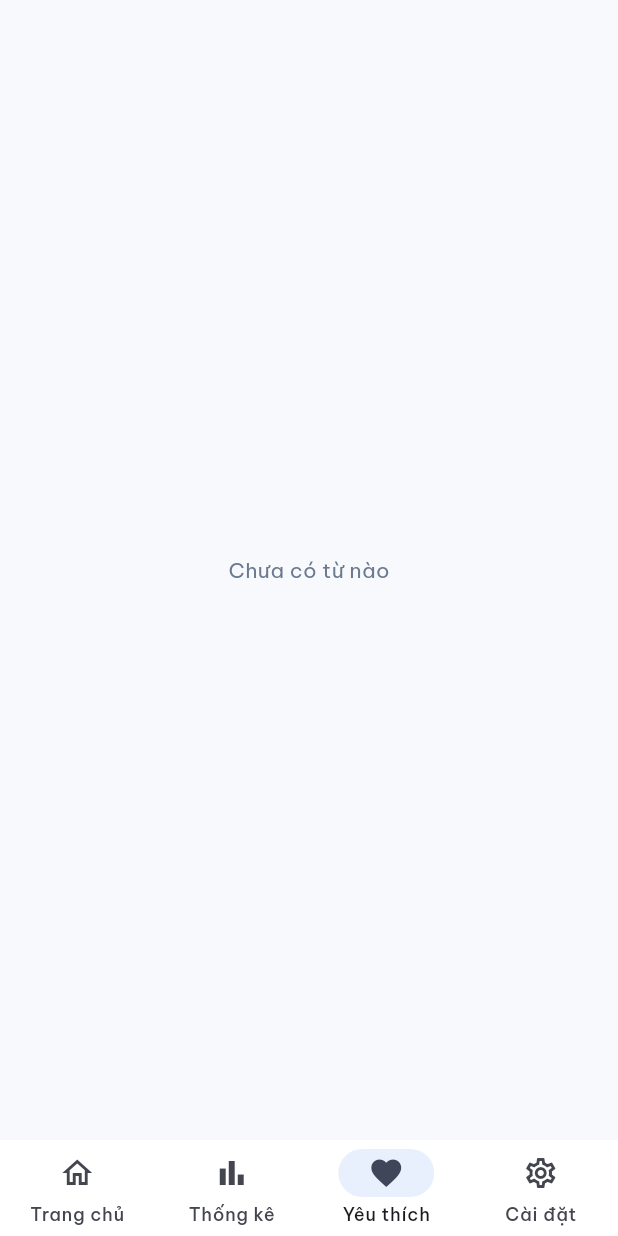
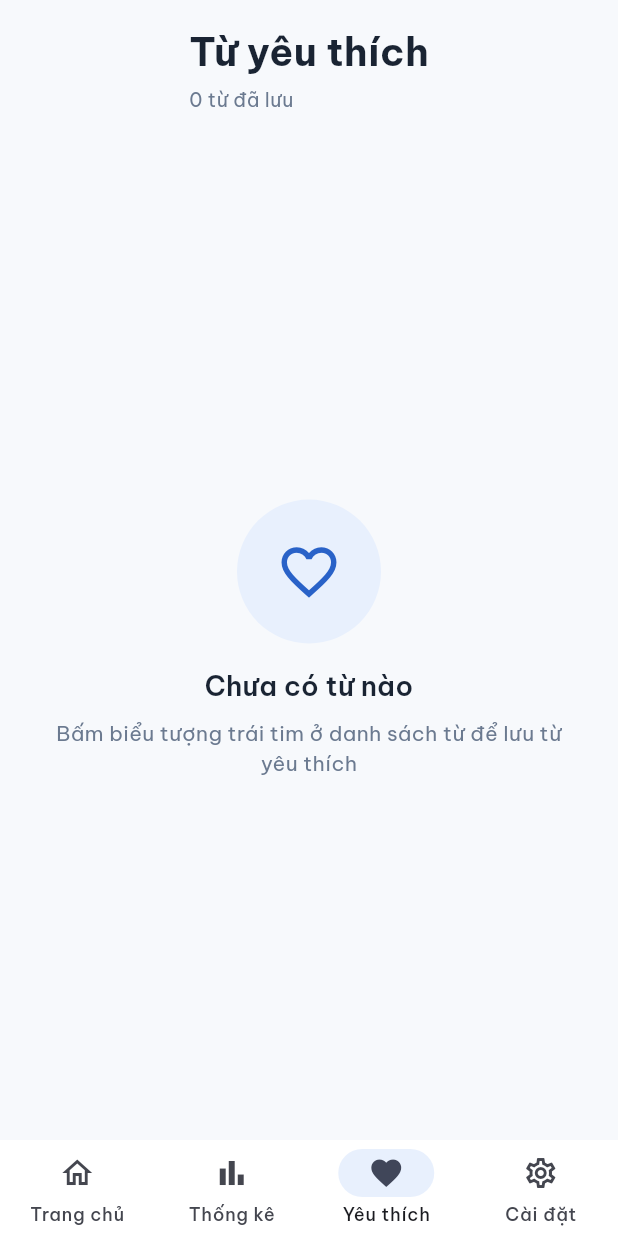
Before and after one commit to NguyenTrungHieu-23013003/2026_2027_1_1_LTTBDD_N01_Nhom_10, a Flutter app: the screen it shows after launch, item 3 of the bottom bar chosen, on a phone screen of 412 x 824 dp. Run offline on Flutter 3.47's test engine with Material 3 defaults, Android fonts, the phone set to English and light mode, and no system bars; our stand-ins replace fl_chart, flutter_svg.

Commit message:
hoàn thiện màn yêu thích với vuốt để bỏ và trạng thái trống

```diff
--- a/lib/l10n/app_localizations.dart
+++ b/lib/l10n/app_localizations.dart
@@ -572,6 +572,30 @@ abstract class AppLocalizations {
   /// **'Thành viên'**
   String get membersTitle;
 
+  /// No description provided for @favoritesCount.
+  ///
+  /// In vi, this message translates to:
+  /// **'{count} từ đã lưu'**
+  String favoritesCount(int count);
+
+  /// No description provided for @favoritesEmptyHint.
+  ///
+  /// In vi, this message translates to:
+  /// **'Bấm biểu tượng trái tim ở danh sách từ để lưu từ yêu thích'**
+  String get favoritesEmptyHint;
+
+  /// No description provided for @favoritesRemoved.
+  ///
+  /// In vi, this message translates to:
+  /// **'Đã bỏ “{word}” khỏi yêu thích'**
+  String favoritesRemoved(String word);
+
+  /// No description provided for @undo.
+  ///
+  /// In vi, this message translates to:
+  /// **'Hoàn tác'**
+  String get undo;
+
   /// No description provided for @wordSetsTitle.
   ///
   /// In vi, this message translates to:
--- a/lib/l10n/app_localizations_vi.dart
+++ b/lib/l10n/app_localizations_vi.dart
@@ -261,6 +261,23 @@ class AppLocalizationsVi extends AppLocalizations {
   String get membersTitle => 'Thành viên';
 
   @override
+  String favoritesCount(int count) {
+    return '$count từ đã lưu';
+  }
+
+  @override
+  String get favoritesEmptyHint =>
+      'Bấm biểu tượng trái tim ở danh sách từ để lưu từ yêu thích';
+
+  @override
+  String favoritesRemoved(String word) {
+    return 'Đã bỏ “$word” khỏi yêu thích';
+  }
+
+  @override
+  String get undo => 'Hoàn tác';
+
+  @override
   String get wordSetsTitle => 'Bộ từ vựng';
 
   @override
--- a/lib/l10n/app_vi.arb
+++ b/lib/l10n/app_vi.arb
@@ -118,6 +118,20 @@
   "githubLabel": "GitHub",
   "githubOpenFailed": "Không mở được liên kết",
   "membersTitle": "Thành viên",
+  "favoritesCount": "{count} từ đã lưu",
+  "@favoritesCount": {
+    "placeholders": {
+      "count": {"type": "int"}
+    }
+  },
+  "favoritesEmptyHint": "Bấm biểu tượng trái tim ở danh sách từ để lưu từ yêu thích",
+  "favoritesRemoved": "Đã bỏ “{word}” khỏi yêu thích",
+  "@favoritesRemoved": {
+    "placeholders": {
+      "word": {"type": "String"}
+    }
+  },
+  "undo": "Hoàn tác",
   "wordSetsTitle": "Bộ từ vựng",
   "setsCount": "{count} bộ từ",
   "@setsCount": {
--- a/lib/screens/favorites_screen.dart
+++ b/lib/screens/favorites_screen.dart
@@ -4,10 +4,33 @@ import 'package:provider/provider.dart';
 import '../core/constants/app_spacing.dart';
 import '../core/theme/app_colors.dart';
 import '../l10n/app_localizations.dart';
+import '../models/word.dart';
 import '../providers/app_state.dart';
+import '../widgets/empty_state.dart';
+import '../widgets/word_tile.dart';
+import 'set_detail_screen.dart';
 
 class FavoritesScreen extends StatelessWidget {
   const FavoritesScreen({super.key});
+
+  /// Bỏ yêu thích và cho phép hoàn tác.
+  void _remove(BuildContext context, AppState state, Word word) {
+    final l10n = AppLocalizations.of(context);
+    final messenger = ScaffoldMessenger.of(context);
+
+    state.toggleFavorite(word);
+    messenger
+      ..hideCurrentSnackBar()
+      ..showSnackBar(
+        SnackBar(
+          content: Text(l10n.favoritesRemoved(word.term)),
+          action: SnackBarAction(
+            label: l10n.undo,
+            onPressed: () => state.toggleFavorite(word),
+          ),
+        ),
+      );
+  }
 
   @override
   Widget build(BuildContext context) {
@@ -15,31 +38,104 @@ class FavoritesScreen extends StatelessWidget {
     final state = context.watch<AppState>();
     final favorites = state.favorites;
 
+    final header = Padding(
+      padding: const EdgeInsets.fromLTRB(
+        AppSpacing.lg,
+        AppSpacing.lg,
+        AppSpacing.lg,
+        AppSpacing.lg,
+      ),
+      child: Column(
+        crossAxisAlignment: CrossAxisAlignment.start,
+        children: [
+          Text(
+            l10n.favoritesTitle,
+            style: const TextStyle(fontSize: 26, fontWeight: FontWeight.w700),
+          ),
+          const SizedBox(height: AppSpacing.xs),
+          Text(
+            l10n.favoritesCount(favorites.length),
+            style: const TextStyle(
+              fontSize: 13,
+              color: AppColors.textSecondary,
+            ),
+          ),
+        ],
+      ),
+    );
+
+    if (favorites.isEmpty) {
+      return SafeArea(
+        child: Column(
+          children: [
+            header,
+            Expanded(
+              child: EmptyState(
+                icon: Icons.favorite_border,
+                title: l10n.favoritesEmpty,
+                message: l10n.favoritesEmptyHint,
+              ),
+            ),
+          ],
+        ),
+      );
+    }
+
     return SafeArea(
-      child: Padding(
-        padding: const EdgeInsets.all(AppSpacing.lg),
-        child: favorites.isEmpty
-            ? Center(
-                child: Text(
-                  l10n.favoritesEmpty,
-                  style: const TextStyle(color: AppColors.textSecondary),
-                ),
-              )
-            : ListView(
+      child: ListView(
+        padding: const EdgeInsets.only(bottom: AppSpacing.xl),
+        children: [
+          header,
+          Padding(
+            padding: const EdgeInsets.symmetric(horizontal: AppSpacing.lg),
+            child: Card(
+              clipBehavior: Clip.antiAlias,
+              child: Column(
                 children: [
-                  Text(
-                    l10n.favoritesTitle,
-                    style: const TextStyle(
-                        fontSize: 24, fontWeight: FontWeight.w700),
-                  ),
-                  const SizedBox(height: AppSpacing.lg),
-                  for (final w in favorites)
-                    ListTile(
-                      title: Text(w.term),
-                      subtitle: Text(w.meaning(state.lang)),
+                  for (var i = 0; i < favorites.length; i++) ...[
+                    if (i > 0)
+                      const Divider(height: 1, color: AppColors.border),
+                    Dismissible(
+                      key: ValueKey(favorites[i].id),
+                      direction: DismissDirection.endToStart,
+                      onDismissed: (_) => _remove(context, state, favorites[i]),
+                      background: Container(
+                        color: AppColors.error,
+                        alignment: Alignment.centerRight,
+                        padding: const EdgeInsets.only(right: AppSpacing.xl),
+                        child: const Icon(
+                          Icons.heart_broken_outlined,
+                          color: Colors.white,
+                        ),
+                      ),
+                      child: Material(
+                        color: AppColors.surface,
+                        child: WordTile(
+                          word: favorites[i],
+                          languageCode: state.lang,
+                          onTap: () {
+                            final wordSet = state.setOfWord(favorites[i]);
+                            if (wordSet == null) return;
+                            Navigator.of(context).push(
+                              MaterialPageRoute(
+                                builder: (_) =>
+                                    SetDetailScreen(setId: wordSet.id),
+                              ),
+                            );
+                          },
+                          onToggleFavorite: () =>
+                              _remove(context, state, favorites[i]),
+                          onToggleLearned: () =>
+                              state.toggleLearned(favorites[i]),
+                        ),
+                      ),
                     ),
+                  ],
                 ],
               ),
+            ),
+          ),
+        ],
       ),
     );
   }
--- /dev/null
+++ b/lib/widgets/empty_state.dart
@@ -0,0 +1,58 @@
+import 'package:flutter/material.dart';
+
+import '../core/constants/app_spacing.dart';
+import '../core/theme/app_colors.dart';
+
+/// Trạng thái trống: biểu tượng trong vòng tròn, tiêu đề và gợi ý.
+class EmptyState extends StatelessWidget {
+  const EmptyState({
+    super.key,
+    required this.icon,
+    required this.title,
+    this.message,
+  });
+
+  final IconData icon;
+  final String title;
+  final String? message;
+
+  @override
+  Widget build(BuildContext context) {
+    return Center(
+      child: Padding(
+        padding: const EdgeInsets.all(AppSpacing.xl),
+        child: Column(
+          mainAxisSize: MainAxisSize.min,
+          children: [
+            Container(
+              width: 96,
+              height: 96,
+              decoration: const BoxDecoration(
+                color: AppColors.primaryLight,
+                shape: BoxShape.circle,
+              ),
+              child: Icon(icon, size: 44, color: AppColors.primary),
+            ),
+            const SizedBox(height: AppSpacing.lg),
+            Text(
+              title,
+              textAlign: TextAlign.center,
+              style: const TextStyle(fontSize: 18, fontWeight: FontWeight.w600),
+            ),
+            if (message != null) ...[
+              const SizedBox(height: AppSpacing.sm),
+              Text(
+                message!,
+                textAlign: TextAlign.center,
+                style: const TextStyle(
+                  fontSize: 14,
+                  color: AppColors.textSecondary,
+                ),
+              ),
+            ],
+          ],
+        ),
+      ),
+    );
+  }
+}
```
Also changed, not shown: lib/l10n/app_en.arb (+14 -0 lines), lib/l10n/app_localizations_en.dart (+17 -0 lines).
